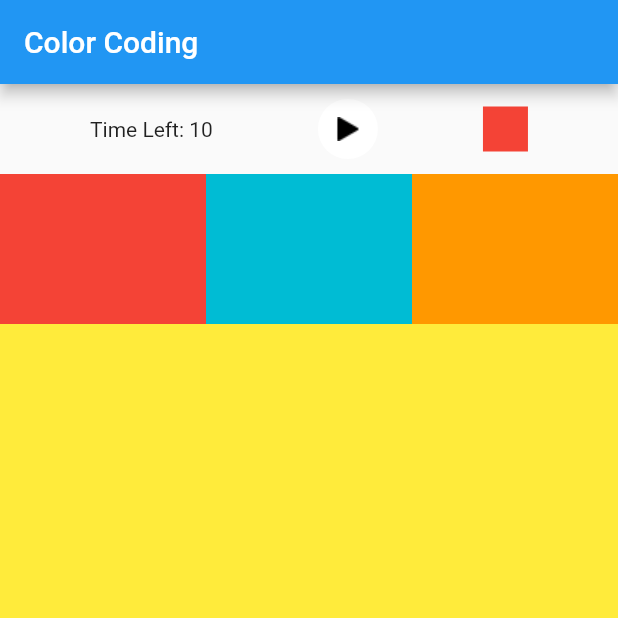
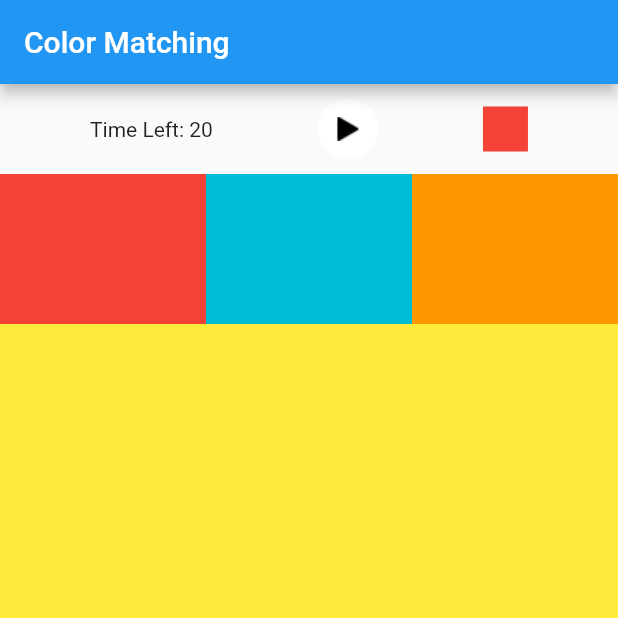
Before and after one commit to Gupta-shifali/Color-Matcher-Game, a Flutter app: the screen it shows after launch, on a phone screen of 412 x 824 dp, the top half of it. Run offline on Flutter 3.47's test engine with Material 2 defaults, Android fonts, the phone set to English and light mode, and no system bars.

Commit message:
Updated time and Added screenshot

```diff
--- a/Color Matcher/lib/main.dart
+++ b/Color Matcher/lib/main.dart
@@ -9,7 +9,7 @@ main() {
     debugShowCheckedModeBanner: false,
     home: Scaffold(
       appBar: AppBar(
-        title: Text("Color Coding"),
+        title: Text("Color Matching"),
       ),
       body: ShapeWidget(),
     ),
@@ -43,7 +43,7 @@ class _ShapeWidgetState extends State<ShapeWidget> {
   var random = new Random();
   var assignColor;
   var tapButton = true;
-  int seconds = 10;
+  int seconds = 20;
 
   updateTimer(bool tapButton) {
     Timer.periodic(Duration(seconds: 1), (Timer timer) {
@@ -52,7 +52,7 @@ class _ShapeWidgetState extends State<ShapeWidget> {
         seconds = seconds - 1;
         if (seconds < 0) {
           timer.cancel();
-          seconds = 10;
+          seconds = 20;
           alertBox();
           resetColors();
           initState();
```
Also changed, not shown: Color Matcher/pubspec.lock, Screenshot_1.png (added), Screenshot_2.png (added), Screenshot_3.png (added), 3 other files.
